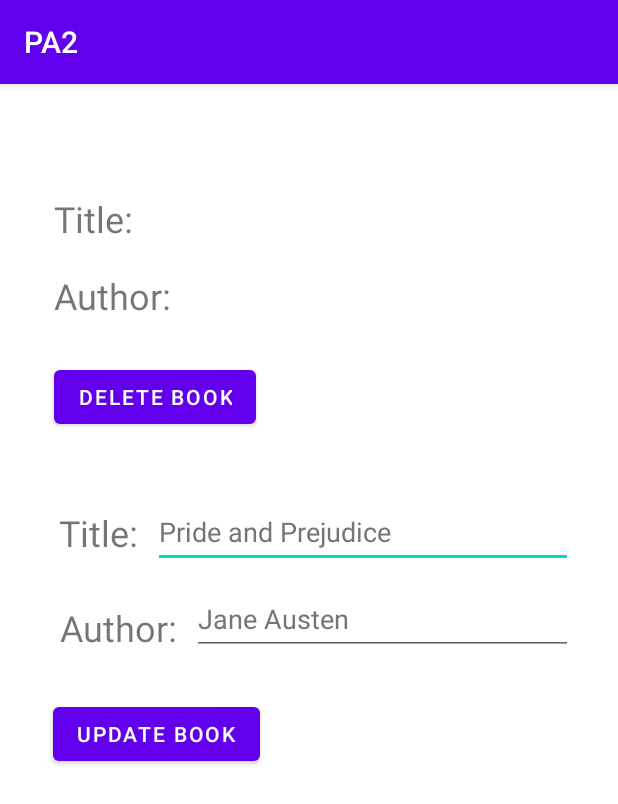
After one commit to ducttrn/mobile-apps, an Android app: the BookActivity screen opened directly, with no data from a screen before it, on a phone screen of 412 x 824 dp. The commit adds this screen. Shown: the top 804 px of the screen. Run offline under Robolectric (Android 15) with nearby library versions, the phone set to English and light mode, and no system bars.

Commit message:
feat: add BookActivity design

```diff
--- a/PA2/app/src/main/AndroidManifest.xml
+++ b/PA2/app/src/main/AndroidManifest.xml
@@ -10,6 +10,9 @@
         android:supportsRtl="true"
         android:theme="@style/Theme.PA2">
         <activity
+            android:name=".BookActivity"
+            android:exported="false" />
+        <activity
             android:name=".MainActivity"
             android:exported="true">
             <intent-filter>
--- /dev/null
+++ b/PA2/app/src/main/java/com/myapp/pa2/BookActivity.java
@@ -0,0 +1,14 @@
+package com.myapp.pa2;
+
+import androidx.appcompat.app.AppCompatActivity;
+
+import android.os.Bundle;
+
+public class BookActivity extends AppCompatActivity {
+
+    @Override
+    protected void onCreate(Bundle savedInstanceState) {
+        super.onCreate(savedInstanceState);
+        setContentView(R.layout.activity_book);
+    }
+}
--- /dev/null
+++ b/PA2/app/src/main/res/layout/activity_book.xml
@@ -0,0 +1,127 @@
+<?xml version="1.0" encoding="utf-8"?>
+<androidx.constraintlayout.widget.ConstraintLayout xmlns:android="http://schemas.android.com/apk/res/android"
+    xmlns:app="http://schemas.android.com/apk/res-auto"
+    xmlns:tools="http://schemas.android.com/tools"
+    android:layout_width="match_parent"
+    android:layout_height="match_parent"
+    tools:context=".BookActivity">
+
+    <TextView
+        android:id="@+id/title_display"
+        android:layout_width="wrap_content"
+        android:layout_height="wrap_content"
+        android:text="@string/title"
+        android:textSize="24sp"
+        app:layout_constraintBottom_toBottomOf="parent"
+        app:layout_constraintEnd_toEndOf="parent"
+        app:layout_constraintHorizontal_bias="0.1"
+        app:layout_constraintStart_toStartOf="parent"
+        app:layout_constraintTop_toTopOf="parent"
+        app:layout_constraintVertical_bias="0.100000024" />
+
+    <TextView
+        android:id="@+id/author_display"
+        android:layout_width="wrap_content"
+        android:layout_height="wrap_content"
+        android:layout_marginTop="8dp"
+        android:text="@string/author"
+        android:textSize="24sp"
+        app:layout_constraintBottom_toBottomOf="parent"
+        app:layout_constraintEnd_toEndOf="parent"
+        app:layout_constraintHorizontal_bias="0.108"
+        app:layout_constraintStart_toStartOf="parent"
+        app:layout_constraintTop_toTopOf="@id/title_display"
+        app:layout_constraintVertical_bias="0.066" />
+
+    <Button
+        android:id="@+id/delete_button"
+        android:layout_width="wrap_content"
+        android:layout_height="wrap_content"
+        android:text="@string/delete_book"
+        app:layout_constraintBottom_toBottomOf="parent"
+        app:layout_constraintEnd_toEndOf="parent"
+        app:layout_constraintHorizontal_bias="0.13"
+        app:layout_constraintStart_toStartOf="parent"
+        app:layout_constraintTop_toTopOf="@+id/author_display"
+        app:layout_constraintVertical_bias="0.101" />
+
+    <TextView
+        android:id="@+id/title_input"
+        android:layout_width="wrap_content"
+        android:layout_height="45dp"
+        android:layout_marginTop="50dp"
+        android:text="@string/title"
+        android:textSize="24sp"
+        app:layout_constraintBottom_toBottomOf="parent"
+        app:layout_constraintEnd_toEndOf="parent"
+        app:layout_constraintHorizontal_bias="0.11"
+        app:layout_constraintStart_toStartOf="parent"
+        app:layout_constraintTop_toBottomOf="@+id/delete_button"
+        app:layout_constraintVertical_bias="0.0" />
+
+    <EditText
+        android:id="@+id/title_input_box"
+        android:layout_width="0dp"
+        android:layout_height="wrap_content"
+        android:layout_marginStart="10dp"
+        android:layout_marginTop="42dp"
+        android:layout_marginEnd="30dp"
+        android:layout_marginBottom="394dp"
+        android:autofillHints=""
+        android:ems="10"
+        android:hint="@string/pride_and_prejudice"
+        android:inputType="textPersonName"
+        android:minHeight="48dp"
+        android:textColorHint="#757575"
+        app:layout_constraintBottom_toBottomOf="parent"
+        app:layout_constraintEnd_toEndOf="parent"
+        app:layout_constraintHorizontal_bias="0.0"
+        app:layout_constraintStart_toEndOf="@+id/title_input"
+        app:layout_constraintTop_toBottomOf="@+id/delete_button"
+        app:layout_constraintVertical_bias="0.0" />
+
+    <TextView
+        android:id="@+id/author_input"
+        android:layout_width="wrap_content"
+        android:layout_height="wrap_content"
+        android:layout_marginTop="8dp"
+        android:text="@string/author"
+        android:textSize="24sp"
+        app:layout_constraintBottom_toBottomOf="parent"
+        app:layout_constraintEnd_toEndOf="parent"
+        app:layout_constraintHorizontal_bias="0.12"
+        app:layout_constraintStart_toStartOf="parent"
+        app:layout_constraintTop_toTopOf="@+id/title_input"
+        app:layout_constraintVertical_bias="0.124" />
+
+    <EditText
+        android:id="@+id/author_input_box"
+        android:layout_width="0dp"
+        android:layout_height="wrap_content"
+        android:layout_marginStart="10dp"
+        android:layout_marginEnd="30dp"
+        android:autofillHints=""
+        android:ems="10"
+        android:hint="@string/jane_austen"
+        android:inputType="textPersonName"
+        android:minHeight="48dp"
+        android:textColorHint="#757575"
+        app:layout_constraintBottom_toBottomOf="parent"
+        app:layout_constraintEnd_toEndOf="parent"
+        app:layout_constraintStart_toEndOf="@+id/author_input"
+        app:layout_constraintTop_toTopOf="@+id/title_input_box"
+        app:layout_constraintVertical_bias="0.13" />
+
+    <Button
+        android:id="@+id/update_botton"
+        android:layout_width="wrap_content"
+        android:layout_height="wrap_content"
+        android:text="Update book"
+        app:layout_constraintBottom_toBottomOf="parent"
+        app:layout_constraintEnd_toEndOf="parent"
+        app:layout_constraintHorizontal_bias="0.13"
+        app:layout_constraintStart_toStartOf="parent"
+        app:layout_constraintTop_toTopOf="@+id/author_input"
+        app:layout_constraintVertical_bias="0.17000002" />
+
+</androidx.constraintlayout.widget.ConstraintLayout>
--- a/PA2/app/src/main/res/values/strings.xml
+++ b/PA2/app/src/main/res/values/strings.xml
@@ -1,3 +1,11 @@
 <resources>
     <string name="app_name">PA2</string>
+    <string name="delete_book">Delete Book</string>
+    <string name="title">Title:</string>
+    <string name="author">Author:</string>
+    <string name="pride_and_prejudice">Pride and Prejudice</string>
+    <string name="jane_austen">Jane Austen</string>
+    <string name="delete_book">Delete Book</string>
+    <string name="title">Title:</string>
+    <string name="author">Author:</string>
 </resources>
```
